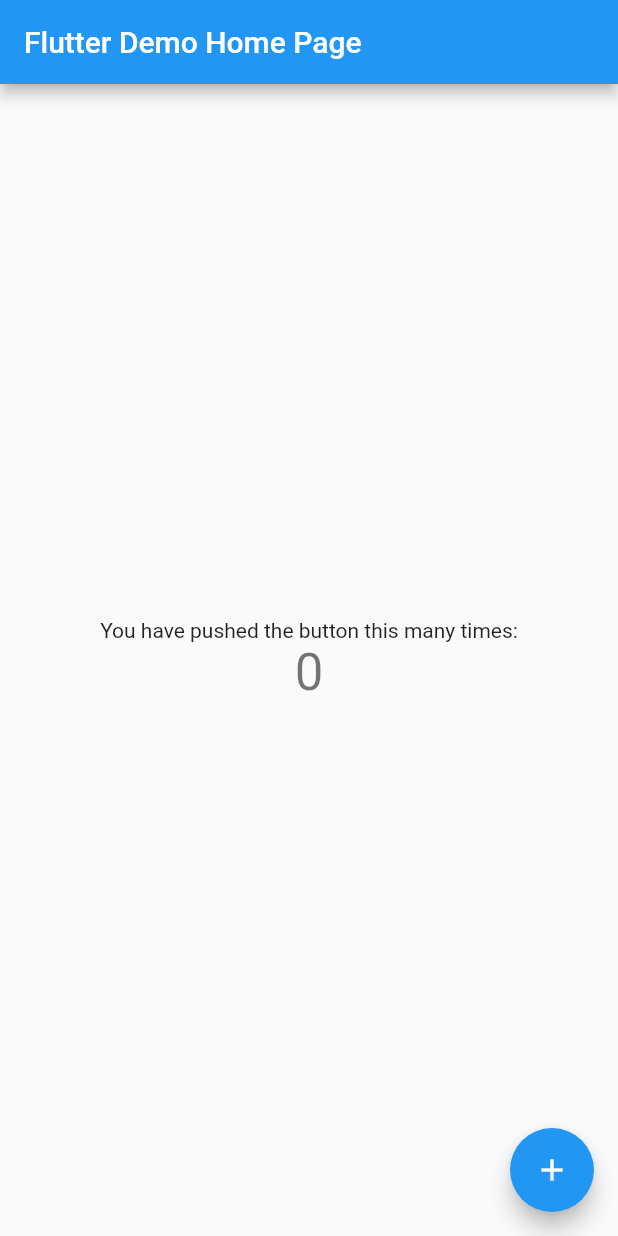
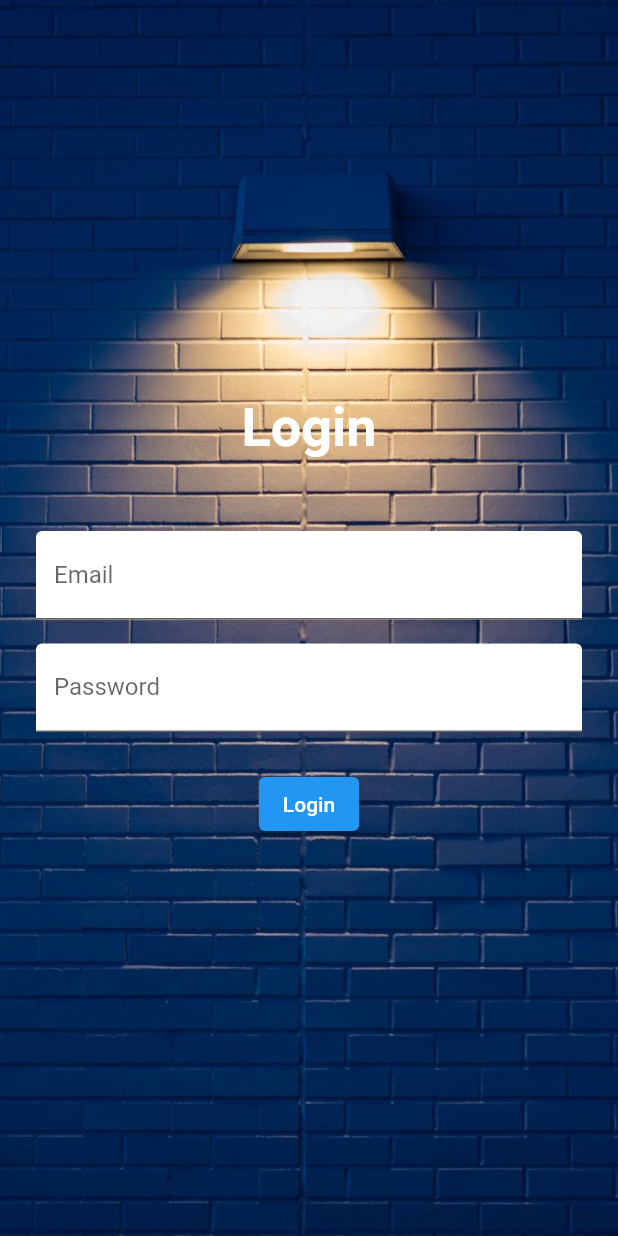
Before and after one commit to nqminh2417/flutter_practice, a Flutter app: the screen it shows after launch, on a phone screen of 412 x 824 dp. Run offline on Flutter 3.47's test engine with Material 2 defaults, Android fonts, the phone set to English and light mode, and no system bars.

Commit message:
add custom input, splash screen, login screen

```diff
--- a/lib/main.dart
+++ b/lib/main.dart
@@ -1,4 +1,6 @@
 import 'package:flutter/material.dart';
+import 'package:flutter_practice/screens/login_screen.dart';
+import 'package:flutter_practice/screens/splash_screen.dart';
 
 void main() {
   runApp(const MyApp());
@@ -11,105 +13,24 @@ class MyApp extends StatelessWidget {
   @override
   Widget build(BuildContext context) {
     return MaterialApp(
+      debugShowCheckedModeBanner: false,
       title: 'Flutter Demo',
-      theme: ThemeData(
-        // This is the theme of your application.
-        //
-        // Try running your application with "flutter run". You'll see the
-        // application has a blue toolbar. Then, without quitting the app, try
-        // changing the primarySwatch below to Colors.green and then invoke
-        // "hot reload" (press "r" in the console where you ran "flutter run",
-        // or simply save your changes to "hot reload" in a Flutter IDE).
-        // Notice that the counter didn't reset back to zero; the application
-        // is not restarted.
-        primarySwatch: Colors.blue,
-      ),
-      home: const MyHomePage(title: 'Flutter Demo Home Page'),
+      initialRoute: '/',
+      routes: {
+        '/': (context) => const SplashScreen(),
+        '/home': (context) => const LoginScreen(),
+      },
     );
   }
 }
 
-class MyHomePage extends StatefulWidget {
-  const MyHomePage({super.key, required this.title});
-
-  // This widget is the home page of your application. It is stateful, meaning
-  // that it has a State object (defined below) that contains fields that affect
-  // how it looks.
-
-  // This class is the configuration for the state. It holds the values (in this
-  // case the title) provided by the parent (in this case the App widget) and
-  // used by the build method of the State. Fields in a Widget subclass are
-  // always marked "final".
-
-  final String title;
-
-  @override
-  State<MyHomePage> createState() => _MyHomePageState();
-}
-
-class _MyHomePageState extends State<MyHomePage> {
-  int _counter = 0;
-
-  void _incrementCounter() {
-    setState(() {
-      // This call to setState tells the Flutter framework that something has
-      // changed in this State, which causes it to rerun the build method below
-      // so that the display can reflect the updated values. If we changed
-      // _counter without calling setState(), then the build method would not be
-      // called again, and so nothing would appear to happen.
-      _counter++;
-    });
-  }
-
-  @override
-  Widget build(BuildContext context) {
-    // This method is rerun every time setState is called, for instance as done
-    // by the _incrementCounter method above.
-    //
-    // The Flutter framework has been optimized to make rerunning build methods
-    // fast, so that you can just rebuild anything that needs updating rather
-    // than having to individually change instances of widgets.
-    return Scaffold(
-      appBar: AppBar(
-        // Here we take the value from the MyHomePage object that was created by
-        // the App.build method, and use it to set our appbar title.
-        title: Text(widget.title),
-      ),
-      body: Center(
-        // Center is a layout widget. It takes a single child and positions it
-        // in the middle of the parent.
-        child: Column(
-          // Column is also a layout widget. It takes a list of children and
-          // arranges them vertically. By default, it sizes itself to fit its
-          // children horizontally, and tries to be as tall as its parent.
-          //
-          // Invoke "debug painting" (press "p" in the console, choose the
-          // "Toggle Debug Paint" action from the Flutter Inspector in Android
-          // Studio, or the "Toggle Debug Paint" command in Visual Studio Code)
-          // to see the wireframe for each widget.
-          //
-          // Column has various properties to control how it sizes itself and
-          // how it positions its children. Here we use mainAxisAlignment to
-          // center the children vertically; the main axis here is the vertical
-          // axis because Columns are vertical (the cross axis would be
-          // horizontal).
-          mainAxisAlignment: MainAxisAlignment.center,
-          children: <Widget>[
-            const Text(
-              'You have pushed the button this many times:',
-            ),
-            Text(
-              '$_counter',
-              style: Theme.of(context).textTheme.headlineMedium,
-            ),
-          ],
-        ),
-      ),
-      floatingActionButton: FloatingActionButton(
-        onPressed: _incrementCounter,
-        tooltip: 'Increment',
-        child: const Icon(Icons.add),
-      ), // This trailing comma makes auto-formatting nicer for build methods.
-    );
-  }
-}
+// Form(child: Column(
+//               children: [
+//                 CustomTextFormField(hintText: 'Enter your email', icon: Icons.email, validator: (value) {
+//                   if (value == null || value.isEmpty) {
+//                     return 'Please enter your email';
+//                   }
+//                   return null;
+//                 }, controller: TextEditingController())
+//               ],
+//             ))
--- /dev/null
+++ b/lib/screens/login_screen.dart
@@ -0,0 +1,127 @@
+
+import 'package:flutter/material.dart';
+
+class LoginScreen extends StatefulWidget {
+  const LoginScreen({super.key});
+
+  @override
+  State<LoginScreen> createState() => _LoginScreenState();
+}
+
+class _LoginScreenState extends State<LoginScreen> with SingleTickerProviderStateMixin {
+  late AnimationController _controller;
+  late Animation<double> _fadeAnimation;
+  final _formKey = GlobalKey<FormState>();
+
+  @override
+  void dispose() {
+    _controller.dispose();
+    super.dispose();
+  }
+
+  @override
+  void initState() {
+    super.initState();
+
+    // Initialize the animation controller
+    _controller = AnimationController(
+        vsync: this, duration: const Duration(milliseconds: 500));
+
+    // Define the fade-in animation
+    _fadeAnimation = Tween<double>(begin: 0, end: 1).animate(_controller);
+
+    // Start the animation
+    _controller.forward();
+  }
+
+  @override
+  Widget build(BuildContext context) {
+    return Scaffold(
+      resizeToAvoidBottomInset: true,
+      body: Stack(
+        children: [
+          // Background image
+          Image.asset(
+            'assets/images/bg_login.jpg',
+            fit: BoxFit.cover,
+            width: MediaQuery.of(context).size.width,
+            height: MediaQuery.of(context).size.height,
+          ),
+
+          // Login form
+          FadeTransition(
+            opacity: _fadeAnimation,
+            child: Center(
+              child: SingleChildScrollView(
+                padding: const EdgeInsets.symmetric(horizontal: 24),
+                child: Form(
+                  key: _formKey,
+                  child: Column(
+                    mainAxisAlignment: MainAxisAlignment.center,
+                    children: [
+                      const Text(
+                        'Login',
+                        style: TextStyle(
+                          color: Colors.white,
+                          fontSize: 36,
+                          fontWeight: FontWeight.bold,
+                        ),
+                      ),
+                      const SizedBox(height: 48),
+                      TextFormField(
+                        decoration: const InputDecoration(
+                          labelText: 'Email',
+                          filled: true,
+                          fillColor: Colors.white,
+                        ),
+                        validator: (value) {
+                          if (value == null || value.isEmpty) {
+                            return 'Please enter your email';
+                          }
+                          return null;
+                        },
+                      ),
+                      const SizedBox(height: 16),
+                      TextFormField(
+                        obscureText: true,
+                        decoration: const InputDecoration(
+                          labelText: 'Password',
+                          filled: true,
+                          fillColor: Colors.white,
+                        ),
+                        validator: (value) {
+                          if (value == null || value.isEmpty) {
+                            return 'Please enter your password';
+                          }
+                          return null;
+                        },
+                      ),
+                      const SizedBox(height: 24),
+                      ElevatedButton(
+                        onPressed: () {
+                          if (_formKey.currentState!.validate()) {
+                            // TODO: Handle login
+                          }
+                        },
+                        child: const Text('Login'),
+                      ),
+                    ],
+                  ),
+                ),
+              ),
+            ),
+          ),
+        ],
+      ),
+    );
+  }
+}
+
+// Container(
+//         decoration: const BoxDecoration(
+//           image: DecorationImage(
+//             image: AssetImage('assets/images/bg_login.jpg'),
+//             fit: BoxFit.cover
+//           )
+//         ),
+//       ),
```
Also changed, not shown: lib/screens/splash_screen.dart (added, +94 -0 lines), lib/widgets/custom_text_form_field.dart (added, +43 -0 lines).
